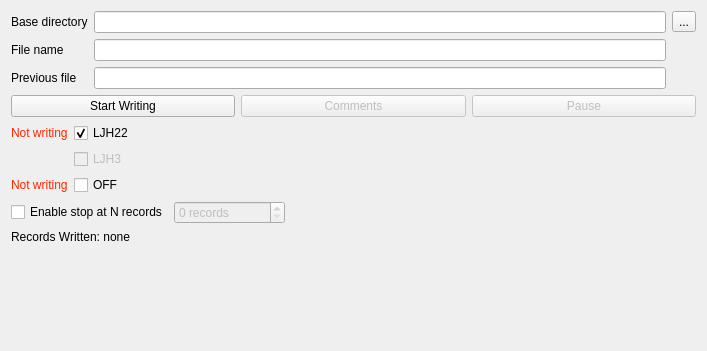
This is dastardcommander/ui/writing.ui in usnistgov/dastardcommander as Qt 5 draws it before an edit. The edited form follows.
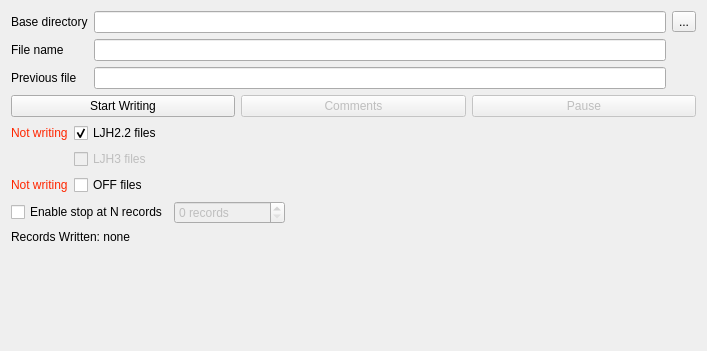
This is the edited form.

Commit message: Clarify that "OFF" means "OFF files"

The edit to the form file:
```diff
--- a/dastardcommander/ui/writing.ui
+++ b/dastardcommander/ui/writing.ui
@@ -120,7 +120,7 @@
      <item row="0" column="1">
       <widget class="QCheckBox" name="checkBox_LJH22">
        <property name="text">
-        <string>LJH22</string>
+        <string>LJH2.2 files</string>
        </property>
        <property name="checked">
         <bool>true</bool>
@@ -137,7 +137,7 @@
      <item row="2" column="1">
       <widget class="QCheckBox" name="checkBox_OFF">
        <property name="text">
-        <string>OFF </string>
+        <string>OFF files</string>
        </property>
       </widget>
      </item>
@@ -154,7 +154,7 @@
         <bool>false</bool>
        </property>
        <property name="text">
-        <string>LJH3</string>
+        <string>LJH3 files</string>
        </property>
       </widget>
      </item>
```
Left out of the diff: 9 changed lines with no effect on the pictures.
